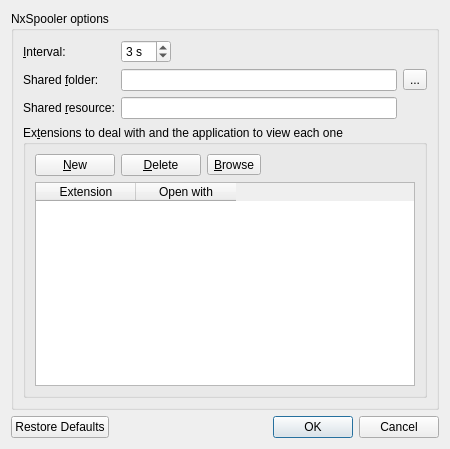
BackupTheBerlios/nxspooler-svn, file trunk/optionsDialog.ui: the form before one commit.
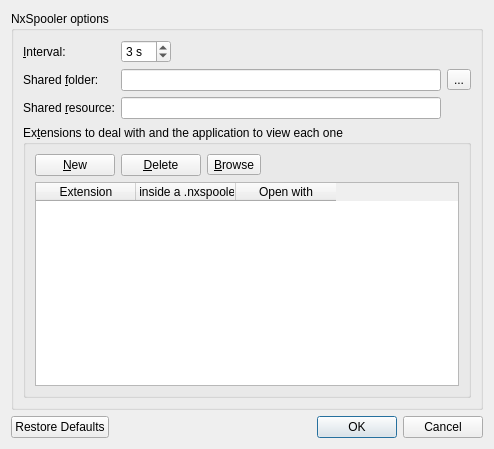
The form after the commit. Icons and pictures are not drawn.

Commit message: Phase 1 of: "to be able to specify that NxSpooler opens some extensions only if their files are referred from a container file (.nxspooler-open)"

```diff
--- a/trunk/optionsDialog.ui
+++ b/trunk/optionsDialog.ui
@@ -9,7 +9,7 @@
    <rect>
     <x>0</x>
     <y>0</y>
-    <width>450</width>
+    <width>494</width>
     <height>449</height>
    </rect>
   </property>
@@ -221,6 +221,14 @@
              <string>Extension</string>
             </property>
            </column>
+           <column>
+            <property name="text">
+             <string>Only if inside a .nxspooler-open</string>
+            </property>
+            <property name="toolTip">
+             <string extracomment="Open only a file of this kind if it's referred from another file with extension &quot;.nxspooler-open&quot;"/>
+            </property>
+           </column>
            <column>
             <property name="text">
              <string>Open with</string>
```
The commit also changes 5 other files.
